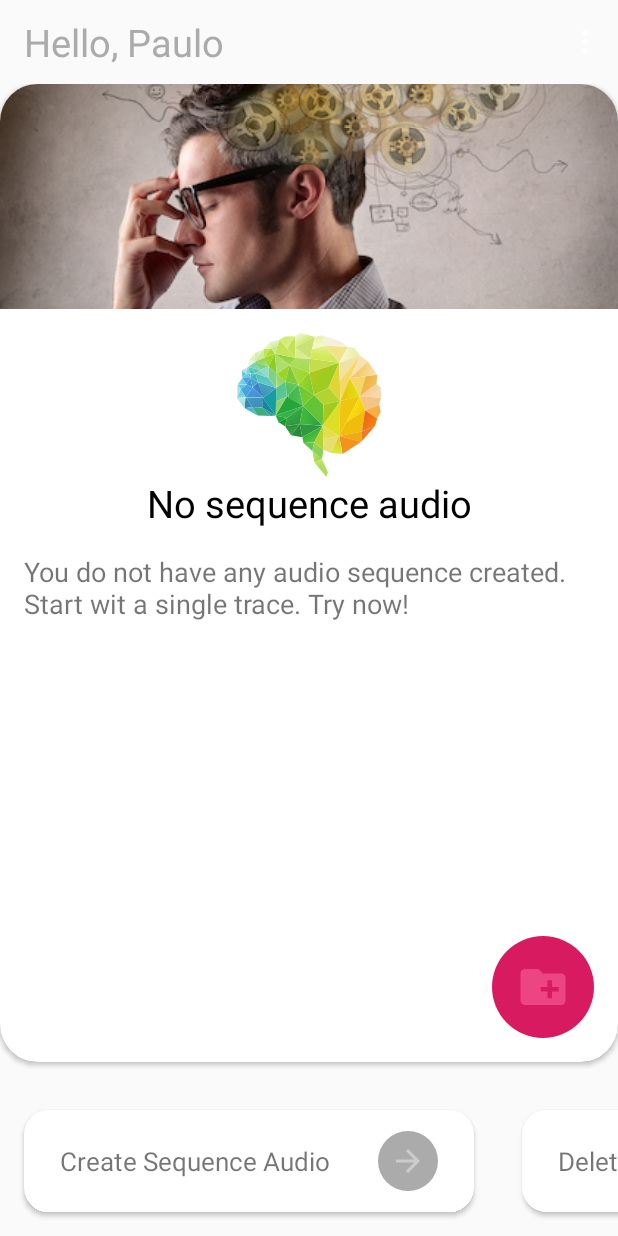
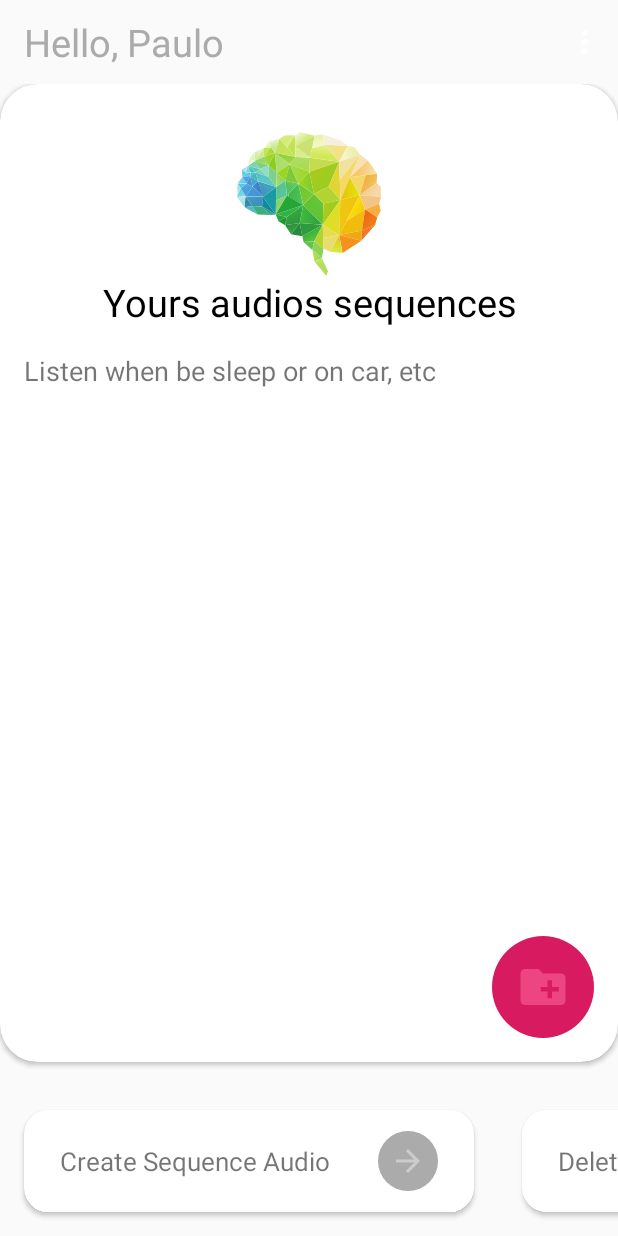
Before and after one commit to PauloLinhares09/MindAudio, an Android app: the screen it shows after launch (MainActivity), on a phone screen of 412 x 824 dp. Run offline under Robolectric (Android 15) with nearby library versions, the light colour scheme and no system bars.

Commit message:
fragment nav

```diff
--- a/app/build.gradle
+++ b/app/build.gradle
@@ -24,7 +24,7 @@ android {
 
 dependencies {
     implementation fileTree(dir: 'libs', include: ['*.jar'])
-    implementation"org.jetbrains.kotlin:kotlin-stdlib-jdk7:$kotlin_version"
+    implementation "org.jetbrains.kotlin:kotlin-stdlib-jdk7:$kotlin_version"
     implementation 'androidx.appcompat:appcompat:1.0.2'
     implementation 'androidx.core:core-ktx:1.0.2'
     implementation 'androidx.constraintlayout:constraintlayout:1.1.3'
@@ -33,6 +33,11 @@ dependencies {
 //    koin
     implementation "org.koin:koin-android:$koin_version"
 
+    //Navigation
+    implementation "androidx.navigation:navigation-fragment-ktx:$nav_version"
+    implementation "androidx.navigation:navigation-ui-ktx:$nav_version"
+
+    implementation 'androidx.legacy:legacy-support-v4:1.0.0'
     testImplementation 'junit:junit:4.12'
     androidTestImplementation 'androidx.test:runner:1.2.0'
     androidTestImplementation 'androidx.test.espresso:espresso-core:3.2.0'
--- a/app/src/main/AndroidManifest.xml
+++ b/app/src/main/AndroidManifest.xml
@@ -14,7 +14,7 @@
             android:supportsRtl="true"
             android:theme="@style/AppTheme">
         <activity
-                android:name=".MainActivity"
+                android:name="com.ui.MainActivity"
                 android:label=""
                 android:theme="@style/AppTheme.NoActionBar">
             <intent-filter>
--- a/app/src/main/java/com/adapters/MainCardAdapter.kt
+++ b/app/src/main/java/com/adapters/MainCardAdapter.kt
@@ -3,6 +3,7 @@ package com.adapters
 import android.view.LayoutInflater
 import android.view.View
 import android.view.ViewGroup
+import android.widget.FrameLayout
 import android.widget.ImageButton
 import android.widget.ImageView
 import android.widget.TextView
@@ -15,7 +16,14 @@ class MainCardAdapter : RecyclerView.Adapter<MainCardAdapter.MyMainHolder>(){
     var listCardsTab = mutableListOf<CardTab>()
 
     override fun onCreateViewHolder(parent: ViewGroup, viewType: Int): MyMainHolder {
-        var view = LayoutInflater.from(parent.context).inflate(R.layout.card_item_main, parent, false)
+        var view = View(parent.context)
+        when(viewType){
+            TypeCardTab.MAIN_LIST_EMPTY.code ->
+                view = LayoutInflater.from(parent.context).inflate(R.layout.card_item_main, parent, false)
+            TypeCardTab.MAIN_LIST.code ->
+                view = LayoutInflater.from(parent.context).inflate(R.layout.card_container_to_fragment, parent, false)
+        }
+
 
         return MyMainHolder(view)
     }
@@ -23,12 +31,25 @@ class MainCardAdapter : RecyclerView.Adapter<MainCardAdapter.MyMainHolder>(){
     override fun getItemCount(): Int  =  listCardsTab.size
 
     override fun onBindViewHolder(holder: MyMainHolder, position: Int) {
-//        if (holder.itemViewType == TypeCardTab.MAIN_LIST_EMPTY.code)
-            bindCardListEmpty(holder)
+        val viewType = listCardsTab.get(position).typeCardTab
+        when(viewType) {
+            TypeCardTab.MAIN_LIST_EMPTY.code ->
+                bindCardListEmpty(holder)
+            TypeCardTab.MAIN_LIST.code ->
+                bindFragmentCardList(holder)
+        }
+    }
+
+    private fun bindFragmentCardList(holder: MyMainHolder) {
+
     }
 
     private fun bindCardListEmpty(holder: MyMainHolder) {
 
+    }
+
+    override fun getItemViewType(position: Int): Int {
+        return listCardsTab.get(position).typeCardTab
     }
 
 
@@ -40,6 +61,10 @@ class MainCardAdapter : RecyclerView.Adapter<MainCardAdapter.MyMainHolder>(){
         val tvDescripton = view.findViewById<TextView>(R.id.tvDescription)
         val ibMainAction = view.findViewById<ImageButton>(R.id.ibMainAction)
 
+        //Fragment Card container
+        val container = view.findViewById<FrameLayout>(R.id.container)
+
+
     }
 
 
--- a/app/src/main/java/com/packapps/MainActivity.kt
+++ b/app/src/main/java/com/ui/MainActivity.kt
@@ -1,21 +1,14 @@
-package com.packapps
+package com.ui
 
 import android.os.Bundle
-import com.google.android.material.snackbar.Snackbar
 import androidx.appcompat.app.AppCompatActivity;
 import android.view.Menu
 import android.view.MenuItem
-import android.widget.Toast
-import androidx.recyclerview.widget.LinearLayoutManager
-import androidx.recyclerview.widget.LinearSnapHelper
-import androidx.recyclerview.widget.RecyclerView
-import androidx.recyclerview.widget.SnapHelper
-import com.adapters.MainCardAdapter
-import com.adapters.MainCardOptionsAdapter
 import com.dto.CardTab
 import com.dto.ItemCardEmpty
 import com.dto.ItemOption
 import com.dto.TypeCardTab
+import com.packapps.R
 import com.presenter.MainActivityPresenter
 
 import kotlinx.android.synthetic.main.activity_main.*
@@ -44,10 +37,13 @@ class MainActivity : AppCompatActivity() {
     private fun bindAdapterMain() {
         //create item empty
         val itemCardEmpty = ItemCardEmpty(
-            R.drawable.image_card_empty, R.drawable.ic_brain_poligon_main, getString(R.string.no_sequence_audio),
-            getString(R.string.you_do_not_have_any_audio_), R.drawable.ic_arrow_next
+            R.drawable.image_card_empty,
+            R.drawable.ic_brain_poligon_main, getString(R.string.no_sequence_audio),
+            getString(R.string.you_do_not_have_any_audio_),
+            R.drawable.ic_arrow_next
         )
-        val cardTab = CardTab("CardEmpty", itemCardEmpty, TypeCardTab.MAIN_LIST_EMPTY.code)
+//        val cardTab = CardTab("CardEmpty", itemCardEmpty, TypeCardTab.MAIN_LIST_EMPTY.code)
+        val cardTab = CardTab("LIST", itemCardEmpty, TypeCardTab.MAIN_LIST.code)
 
         val list = mutableListOf<CardTab>()
         list.add(cardTab)
--- /dev/null
+++ b/app/src/main/java/com/ui/fragments/ListAudiosSequenceFragment.kt
@@ -0,0 +1,23 @@
+package com.ui.fragments
+
+import android.content.Context
+import android.net.Uri
+import android.os.Bundle
+import androidx.fragment.app.Fragment
+import android.view.LayoutInflater
+import android.view.View
+import android.view.ViewGroup
+import com.packapps.R
+
+
+class ListAudiosSequenceFragment : Fragment() {
+
+    override fun onCreateView(
+        inflater: LayoutInflater, container: ViewGroup?,
+        savedInstanceState: Bundle?): View? {
+        val mView = inflater.inflate(R.layout.fragment_list_audio_seq, container, false)
+
+        return mView
+    }
+
+}
--- a/app/src/main/res/layout/activity_main.xml
+++ b/app/src/main/res/layout/activity_main.xml
@@ -5,7 +5,7 @@
         xmlns:tools="http://schemas.android.com/tools"
         android:layout_width="match_parent"
         android:layout_height="match_parent"
-        tools:context=".MainActivity">
+        tools:context="com.ui.MainActivity">
 
     <com.google.android.material.appbar.AppBarLayout
             android:layout_height="wrap_content"
--- /dev/null
+++ b/app/src/main/res/layout/card_container_to_fragment.xml
@@ -0,0 +1,24 @@
+<?xml version="1.0" encoding="utf-8"?>
+<androidx.cardview.widget.CardView xmlns:android="http://schemas.android.com/apk/res/android"
+                                   xmlns:tools="http://schemas.android.com/tools" android:layout_width="match_parent"
+                                   android:layout_height="match_parent"
+                                   xmlns:app="http://schemas.android.com/apk/res-auto"
+                                   app:cardCornerRadius="@dimen/card_radius"
+                                   app:cardElevation="@dimen/card_elevation"
+                                   app:cardBackgroundColor="@android:color/white"
+                                   android:layout_marginBottom="@dimen/fab_margin">
+
+    <fragment
+            android:id="@+id/nav_host_fragment"
+            android:name="androidx.navigation.fragment.NavHostFragment"
+            android:layout_width="match_parent"
+            android:layout_height="match_parent"
+            app:layout_constraintLeft_toLeftOf="parent"
+            app:layout_constraintRight_toRightOf="parent"
+            app:layout_constraintTop_toTopOf="parent"
+            app:layout_constraintBottom_toBottomOf="parent"
+
+            app:defaultNavHost="true"
+            app:navGraph="@navigation/nav_graph" />
+
+</androidx.cardview.widget.CardView>
--- a/app/src/main/res/layout/content_main.xml
+++ b/app/src/main/res/layout/content_main.xml
@@ -7,7 +7,7 @@
         android:layout_height="match_parent"
         app:layout_behavior="@string/appbar_scrolling_view_behavior"
         tools:showIn="@layout/activity_main"
-        tools:context=".MainActivity">
+        tools:context="com.ui.MainActivity">
 
     <androidx.recyclerview.widget.RecyclerView
             android:layout_width="match_parent"
--- a/app/src/main/res/layout/card_item_main_with_list.xml
+++ b/app/src/main/res/layout/fragment_list_audio_seq.xml
@@ -1,16 +1,10 @@
 <?xml version="1.0" encoding="utf-8"?>
-<androidx.cardview.widget.CardView xmlns:android="http://schemas.android.com/apk/res/android"
-                                   xmlns:tools="http://schemas.android.com/tools" android:layout_width="match_parent"
-                                   android:layout_height="match_parent"
-                                   xmlns:app="http://schemas.android.com/apk/res-auto"
-                                   app:cardCornerRadius="@dimen/card_radius"
-                                   app:cardElevation="@dimen/card_elevation"
-                                   app:cardBackgroundColor="@android:color/white"
-                                   android:layout_marginBottom="@dimen/fab_margin"
->
 
-    <androidx.constraintlayout.widget.ConstraintLayout android:layout_width="match_parent"
-                                                       android:layout_height="match_parent">
+<androidx.constraintlayout.widget.ConstraintLayout android:layout_width="match_parent"
+                                                   android:layout_height="match_parent"
+                                                   xmlns:app="http://schemas.android.com/apk/res-auto"
+                                                   xmlns:android="http://schemas.android.com/apk/res/android"
+                                                   xmlns:tools="http://schemas.android.com/tools">
         <ImageView
                 android:layout_width="wrap_content"
                 android:layout_height="0dp" app:srcCompat="@drawable/ic_brain_poligon_main"
@@ -58,8 +52,5 @@
                 android:layout_marginBottom="16dp" app:layout_constraintBottom_toBottomOf="parent"
                 app:layout_constraintStart_toStartOf="parent"
                 tools:listitem="@layout/card_item_from_list"
-                app:orientation="horizontal"
                 app:layout_constraintEnd_toEndOf="parent"/>
     </androidx.constraintlayout.widget.ConstraintLayout>
-
-</androidx.cardview.widget.CardView>
--- a/app/src/main/res/menu/menu_main.xml
+++ b/app/src/main/res/menu/menu_main.xml
@@ -1,7 +1,7 @@
 <menu xmlns:android="http://schemas.android.com/apk/res/android"
       xmlns:app="http://schemas.android.com/apk/res-auto"
       xmlns:tools="http://schemas.android.com/tools"
-      tools:context="com.packapps.MainActivity">
+      tools:context="com.packapps.com.ui.MainActivity">
     <item android:id="@+id/action_settings"
           android:title="@string/action_settings"
           android:orderInCategory="100"
--- /dev/null
+++ b/app/src/main/res/navigation/nav_graph.xml
@@ -0,0 +1,12 @@
+<?xml version="1.0" encoding="utf-8"?>
+<navigation xmlns:android="http://schemas.android.com/apk/res/android"
+            xmlns:app="http://schemas.android.com/apk/res-auto" xmlns:tools="http://schemas.android.com/tools"
+            android:id="@+id/nav_graph" app:startDestination="@id/listAudiosSequenceFragment">
+
+    <fragment android:id="@+id/listAudiosSequenceFragment" android:name="com.ui.fragments.ListAudiosSequenceFragment"
+              android:label="ListAudiosSequenceFragment"
+              tools:layout="@layout/fragment_list_audio_seq"
+    />
+
+
+</navigation>
--- a/app/src/main/res/values/strings.xml
+++ b/app/src/main/res/values/strings.xml
@@ -8,4 +8,7 @@
     <string name="new_audio_sequence">New audio Sequence</string>
     <string name="your_sequence_audio">Yours audios sequences</string>
     <string name="listen_sleepind_on_car_">Listen when be sleep or on car, etc</string>
+
+    <!-- TODO: Remove or change this placeholder text -->
+    <string name="hello_blank_fragment">Hello blank fragment</string>
 </resources>
--- a/build.gradle
+++ b/build.gradle
@@ -3,6 +3,7 @@
 buildscript {
     ext.kotlin_version = '1.3.41'
     ext.koin_version = '2.0.1'
+    ext.nav_version = '2.1.0-rc01'
     repositories {
         google()
         jcenter()
```
